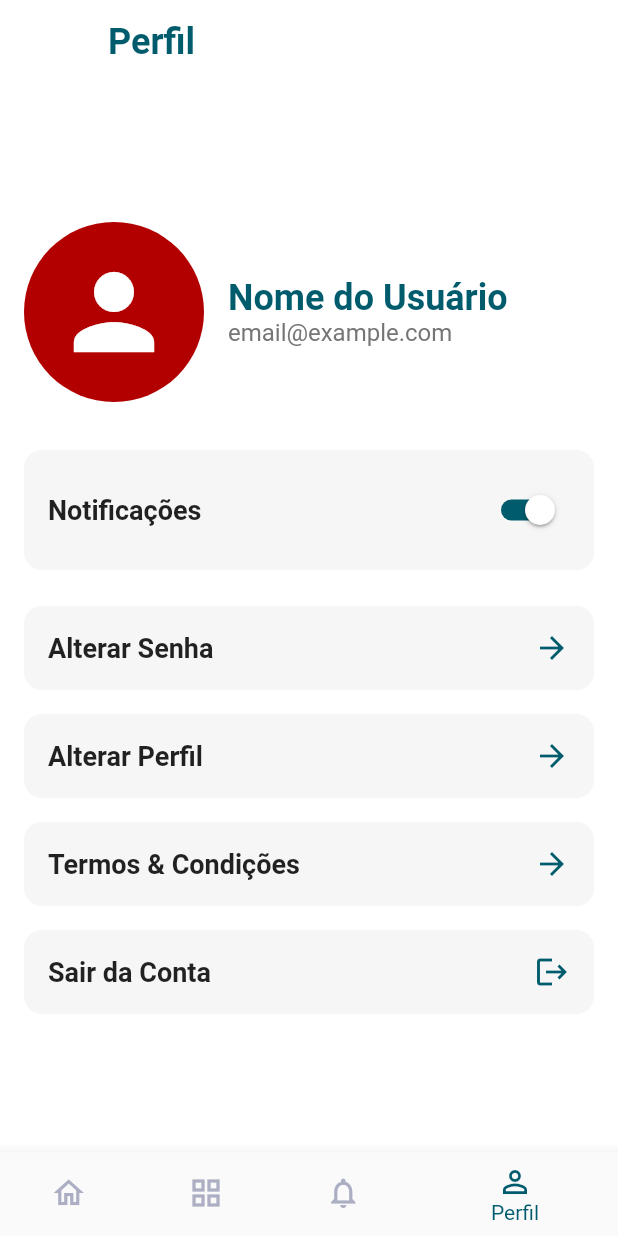
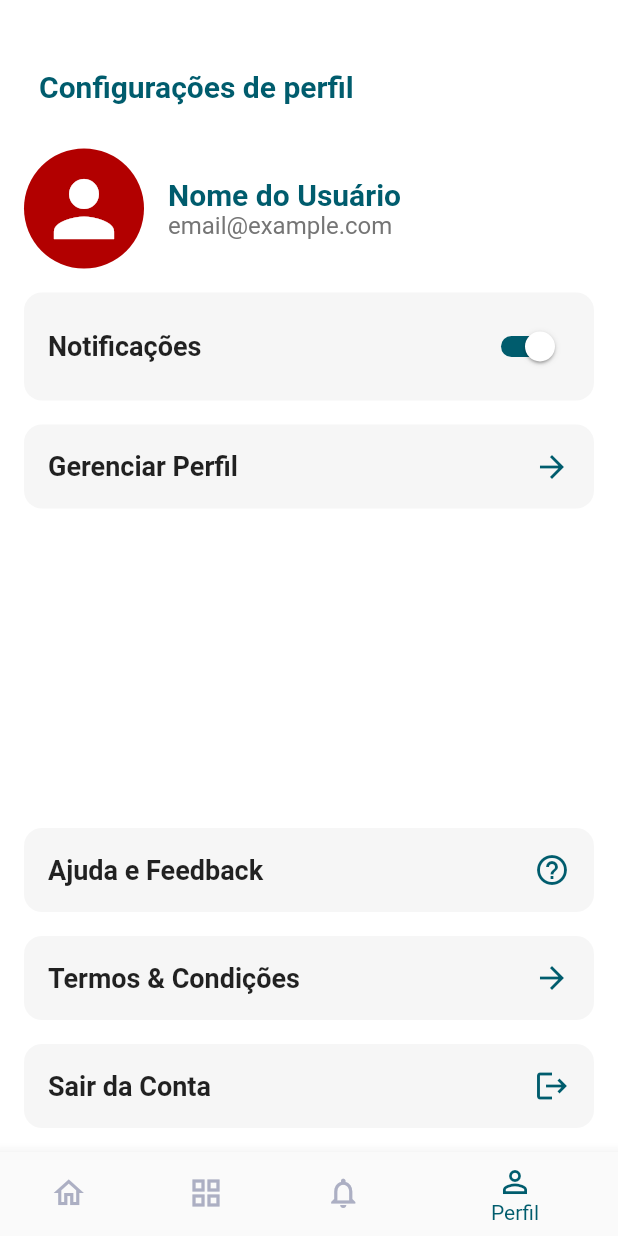
Before and after one commit to CaHaubt/AquaFatec, a Flutter app: the ProfileScreen screen opened by its route, on a phone screen of 412 x 824 dp. Run offline on Flutter 3.47's test engine with Material 2 defaults, Android fonts, the phone set to English and light mode, and no system bars.

Commit message:
Separado appbar num widget à parte e ajustado no profile.dart

```diff
--- a/lib/screens/profile.dart
+++ b/lib/screens/profile.dart
@@ -1,6 +1,7 @@
 import 'package:flutter/material.dart';
-import '/widgets/navibar.dart';
-import '/widgets/colors.dart';
+import '../widgets/navibar.dart';
+import '../widgets/appbar.dart'; // Importe o novo widget AppBarWidget
+import '../widgets/colors.dart';
 
 class ProfileScreen extends StatefulWidget {
   const ProfileScreen({Key? key}) : super(key: key);
@@ -17,32 +18,20 @@ class _ProfileScreenState extends State<ProfileScreen> {
   Widget build(BuildContext context) {
     return Scaffold(
       backgroundColor: MyColors.color4,
-      appBar: AppBar(
-        title: Text(
-          'Perfil',
-          style: TextStyle(
-            color: MyColors.color3,
-            fontSize: 24,
-            fontWeight: FontWeight.bold,
-          ),
-        ),
-        backgroundColor: Colors.white,
-        elevation: 0,
-      ),
       body: Padding(
         padding: const EdgeInsets.all(16.0),
         child: Column(
-          mainAxisAlignment: MainAxisAlignment.center,
-          crossAxisAlignment: CrossAxisAlignment.center,
+          crossAxisAlignment: CrossAxisAlignment.start,
           children: [
+            CustomAppBar(title: 'Configurações de perfil'), // Usando o novo widget AppBarWidget
             Row(
               children: [
                 CircleAvatar(
-                  radius: 60,
+                  radius: 40,
                   backgroundColor: MyColors.color2,
                   child: const Icon(
                     Icons.person,
-                    size: 80,
+                    size: 60,
                     color: Colors.white,
                   ),
                 ),
@@ -53,7 +42,7 @@ class _ProfileScreenState extends State<ProfileScreen> {
                     Text(
                       'Nome do Usuário',
                       style: TextStyle(
-                        fontSize: 24,
+                        fontSize: 20, // Tamanho da fonte reduzido em 2
                         fontWeight: FontWeight.bold,
                         color: MyColors.color3,
                       ),
@@ -69,8 +58,9 @@ class _ProfileScreenState extends State<ProfileScreen> {
                 ),
               ],
             ),
-            const SizedBox(height: 32),
+            const SizedBox(height: 16),
             Container(
+              height: 72,
               decoration: BoxDecoration(
                 borderRadius: BorderRadius.circular(12),
                 color: MyColors.containerButton,
@@ -102,25 +92,26 @@ class _ProfileScreenState extends State<ProfileScreen> {
                 ],
               ),
             ),
-            const SizedBox(height: 24),
+            const SizedBox(height: 16),
             _buildProfileOption(
-              text: 'Alterar Senha',
+              text: 'Gerenciar Perfil', // Alterado o texto
               icon: Icons.arrow_forward,
               onTap: () {
-                // Implemente a navegação para a tela de Alterar Senha aqui
-                Navigator.pushNamed(context, '/alterar_senha');
+                // Implemente a navegação para a tela de Gerenciar Perfil aqui
+                Navigator.pushNamed(context, '/gerenciar_perfil');
               },
             ),
             const SizedBox(height: 16),
+            Spacer(), // Espaço flexível para empurrar "Sair da Conta" para cima
             _buildProfileOption(
-              text: 'Alterar Perfil',
-              icon: Icons.arrow_forward,
+              text: 'Ajuda e Feedback', // Novo botão
+              icon: Icons.help_outline,
               onTap: () {
-                // Implemente a navegação para a tela de Alterar Perfil aqui
-                Navigator.pushNamed(context, '/alterar_perfil');
+                // Implemente a navegação para a tela de Suporte aqui
+                Navigator.pushNamed(context, '/suporte');
               },
             ),
-            const SizedBox(height: 16),
+            SizedBox(height: 16), // Espaço entre "Ajuda e Feedback" e "Termos & Condições"
             _buildProfileOption(
               text: 'Termos & Condições',
               icon: Icons.arrow_forward,
--- /dev/null
+++ b/lib/widgets/appbar.dart
@@ -0,0 +1,31 @@
+import 'package:flutter/material.dart';
+import '/widgets/colors.dart';
+
+class CustomAppBar extends StatelessWidget implements PreferredSizeWidget {
+  final String title;
+
+  CustomAppBar({required this.title});
+
+  @override
+  Size get preferredSize => Size.fromHeight(80.0); // Ajuste a altura conforme necessário
+
+  @override
+  Widget build(BuildContext context) {
+    return PreferredSize(
+      preferredSize: preferredSize,
+      child: Container(
+        alignment: Alignment.topLeft, // Alinhe o texto ao topo verticalmente
+        padding: EdgeInsets.only(top: 30.0, left: 10.0, bottom: 30.0), // Ajuste o padding para alinhar verticalmente no topo e adicionar espaço abaixo do texto
+        color: MyColors.color4, // Cor de fundo definida como MyColors.color4
+        child: Text(
+          title,
+          style: TextStyle(
+            fontSize: 20,
+            fontWeight: FontWeight.bold,
+            color: MyColors.color3, // Cor do texto definida como MyColors.color3
+          ),
+        ),
+      ),
+    );
+  }
+}
```
